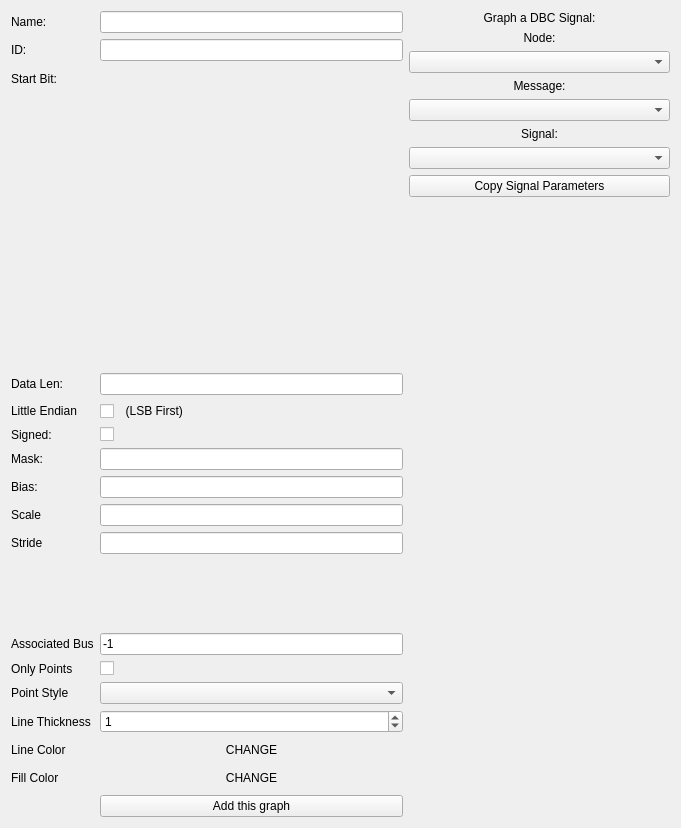
First picture: the form in ui/newgraphdialog.ui, repository collin80/SavvyCAN, before the edit.
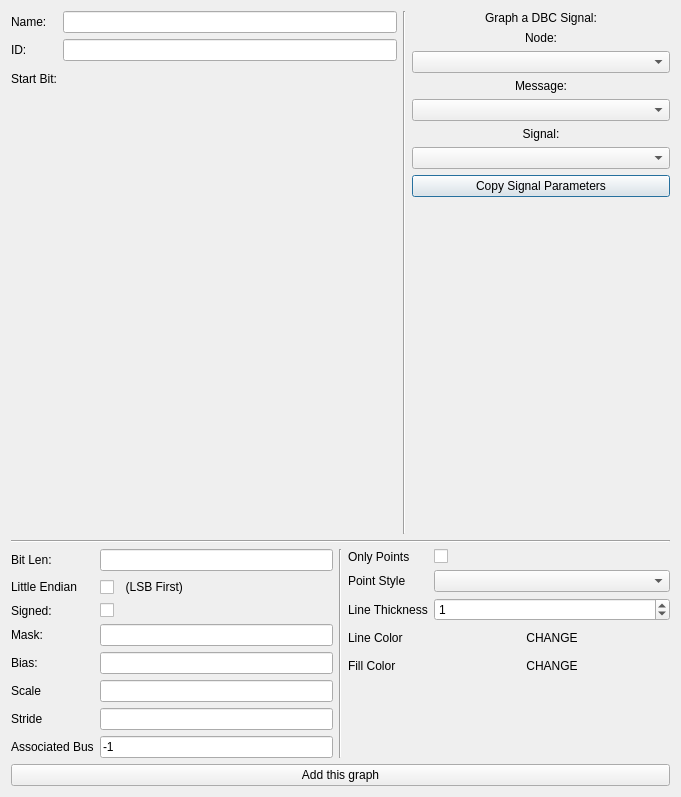
Second picture: the form after the edit. Custom widgets are drawn as their Qt base class.

Commit message: Rearrange new graph window so it fits on a 800 pixel tall screen

Diff of the .ui file:
```diff
--- a/ui/newgraphdialog.ui
+++ b/ui/newgraphdialog.ui
@@ -7,7 +7,7 @@
     <x>0</x>
     <y>0</y>
     <width>681</width>
-    <height>828</height>
+    <height>797</height>
    </rect>
   </property>
   <property name="windowTitle">
@@ -15,7 +15,7 @@
   </property>
   <layout class="QVBoxLayout" name="verticalLayout">
    <item>
-    <layout class="QHBoxLayout" name="horizontalLayout" stretch="3,2">
+    <layout class="QHBoxLayout" name="horizontalLayout" stretch="3,1,2">
      <item>
       <layout class="QFormLayout" name="formLayout">
        <item row="0" column="0">
@@ -49,8 +49,8 @@
         <widget class="CANDataGrid" name="gridData" native="true">
          <property name="minimumSize">
           <size>
-           <width>300</width>
-           <height>300</height>
+           <width>280</width>
+           <height>280</height>
           </size>
          </property>
          <property name="baseSize">
@@ -61,45 +61,171 @@
          </property>
         </widget>
        </item>
-       <item row="3" column="0">
+      </layout>
+     </item>
+     <item>
+      <widget class="Line" name="line_2">
+       <property name="orientation">
+        <enum>Qt::Vertical</enum>
+       </property>
+      </widget>
+     </item>
+     <item>
+      <layout class="QVBoxLayout" name="verticalLayout_3">
+       <item>
+        <widget class="QLabel" name="label_11">
+         <property name="sizePolicy">
+          <sizepolicy hsizetype="Preferred" vsizetype="Fixed">
+           <horstretch>0</horstretch>
+           <verstretch>0</verstretch>
+          </sizepolicy>
+         </property>
+         <property name="text">
+          <string>Graph a DBC Signal:</string>
+         </property>
+         <property name="alignment">
+          <set>Qt::AlignCenter</set>
+         </property>
+        </widget>
+       </item>
+       <item>
+        <widget class="QLabel" name="label_19">
+         <property name="text">
+          <string>Node:</string>
+         </property>
+         <property name="alignment">
+          <set>Qt::AlignCenter</set>
+         </property>
+        </widget>
+       </item>
+       <item>
+        <widget class="QComboBox" name="cbNodes"/>
+       </item>
+       <item>
+        <widget class="QLabel" name="label_9">
+         <property name="sizePolicy">
+          <sizepolicy hsizetype="Preferred" vsizetype="Fixed">
+           <horstretch>0</horstretch>
+           <verstretch>0</verstretch>
+          </sizepolicy>
+         </property>
+         <property name="text">
+          <string>Message:</string>
+         </property>
+         <property name="alignment">
+          <set>Qt::AlignCenter</set>
+         </property>
+        </widget>
+       </item>
+       <item>
+        <widget class="QComboBox" name="cbMessages"/>
+       </item>
+       <item>
+        <widget class="QLabel" name="label_10">
+         <property name="sizePolicy">
+          <sizepolicy hsizetype="Preferred" vsizetype="Fixed">
+           <horstretch>0</horstretch>
+           <verstretch>0</verstretch>
+          </sizepolicy>
+         </property>
+         <property name="text">
+          <string>Signal:</string>
+         </property>
+         <property name="alignment">
+          <set>Qt::AlignCenter</set>
+         </property>
+        </widget>
+       </item>
+       <item>
+        <widget class="QComboBox" name="cbSignals"/>
+       </item>
+       <item>
+        <widget class="QPushButton" name="btnCopySignal">
+         <property name="text">
+          <string>Copy Signal Parameters</string>
+         </property>
+        </widget>
+       </item>
+       <item>
+        <widget class="QLabel" name="lblMsgStatus">
+         <property name="font">
+          <font>
+           <pointsize>12</pointsize>
+           <bold>true</bold>
+          </font>
+         </property>
+         <property name="text">
+          <string/>
+         </property>
+        </widget>
+       </item>
+       <item>
+        <spacer name="verticalSpacer">
+         <property name="orientation">
+          <enum>Qt::Vertical</enum>
+         </property>
+         <property name="sizeHint" stdset="0">
+          <size>
+           <width>20</width>
+           <height>30</height>
+          </size>
+         </property>
+        </spacer>
+       </item>
+      </layout>
+     </item>
+    </layout>
+   </item>
+   <item>
+    <widget class="Line" name="line">
+     <property name="orientation">
+      <enum>Qt::Horizontal</enum>
+     </property>
+    </widget>
+   </item>
+   <item>
+    <layout class="QHBoxLayout" name="horizontalLayout_2" stretch="1,0,1">
+     <item>
+      <layout class="QFormLayout" name="formLayout_2">
+       <item row="0" column="0">
         <widget class="QLabel" name="label_14">
          <property name="text">
-          <string>Data Len:</string>
+          <string>Bit Len:</string>
          </property>
         </widget>
        </item>
-       <item row="3" column="1">
+       <item row="0" column="1">
         <widget class="QLineEdit" name="txtDataLen"/>
        </item>
-       <item row="4" column="0">
+       <item row="1" column="0">
         <widget class="QLabel" name="label_13">
          <property name="text">
           <string>Little Endian</string>
          </property>
         </widget>
        </item>
-       <item row="4" column="1">
+       <item row="1" column="1">
         <widget class="QCheckBox" name="cbIntel">
          <property name="text">
           <string>  (LSB First)</string>
          </property>
         </widget>
        </item>
-       <item row="5" column="0">
+       <item row="2" column="0">
         <widget class="QLabel" name="label_3">
          <property name="text">
           <string>Signed:</string>
          </property>
         </widget>
        </item>
-       <item row="5" column="1">
+       <item row="2" column="1">
         <widget class="QCheckBox" name="cbSigned">
          <property name="text">
           <string/>
          </property>
         </widget>
        </item>
-       <item row="6" column="0">
+       <item row="3" column="0">
         <widget class="QLabel" name="label_4">
          <property name="frameShape">
           <enum>QFrame::NoFrame</enum>
@@ -109,71 +235,96 @@
          </property>
         </widget>
        </item>
-       <item row="6" column="1">
+       <item row="3" column="1">
         <widget class="QLineEdit" name="txtMask"/>
        </item>
-       <item row="7" column="0">
+       <item row="4" column="0">
         <widget class="QLabel" name="label_5">
          <property name="text">
           <string>Bias:</string>
          </property>
         </widget>
        </item>
-       <item row="7" column="1">
+       <item row="4" column="1">
         <widget class="QLineEdit" name="txtBias"/>
        </item>
-       <item row="8" column="0">
+       <item row="5" column="0">
         <widget class="QLabel" name="label_6">
          <property name="text">
           <string>Scale</string>
          </property>
         </widget>
        </item>
-       <item row="8" column="1">
+       <item row="5" column="1">
         <widget class="QLineEdit" name="txtScale"/>
        </item>
-       <item row="9" column="0">
+       <item row="6" column="0">
         <widget class="QLabel" name="label_7">
          <property name="text">
           <string>Stride</string>
          </property>
         </widget>
        </item>
-       <item row="9" column="1">
+       <item row="6" column="1">
         <widget class="QLineEdit" name="txtStride"/>
        </item>
-       <item row="12" column="0">
+       <item row="7" column="0">
+        <widget class="QLabel" name="label_18">
+         <property name="text">
+          <string>Associated Bus</string>
+         </property>
+        </widget>
+       </item>
+       <item row="7" column="1">
+        <widget class="QLineEdit" name="editBus">
+         <property name="text">
+          <string>-1</string>
+         </property>
+        </widget>
+       </item>
+      </layout>
+     </item>
+     <item>
+      <widget class="Line" name="line_3">
+       <property name="orientation">
+        <enum>Qt::Vertical</enum>
+       </property>
+      </widget>
+     </item>
+     <item>
+      <layout class="QFormLayout" name="formLayout_3">
+       <item row="0" column="0">
         <widget class="QLabel" name="label_16">
          <property name="text">
           <string>Only Points</string>
          </property>
         </widget>
        </item>
-       <item row="12" column="1">
+       <item row="0" column="1">
         <widget class="QCheckBox" name="cbOnlyPoints">
          <property name="text">
           <string/>
          </property>
         </widget>
        </item>
-       <item row="13" column="0">
+       <item row="1" column="0">
         <widget class="QLabel" name="label_17">
          <property name="text">
           <string>Point Style</string>
          </property>
         </widget>
        </item>
-       <item row="13" column="1">
+       <item row="1" column="1">
         <widget class="QComboBox" name="coPointStyle"/>
        </item>
-       <item row="14" column="0">
+       <item row="2" column="0">
         <widget class="QLabel" name="label_15">
          <property name="text">
           <string>Line Thickness</string>
          </property>
         </widget>
        </item>
-       <item row="14" column="1">
+       <item row="2" column="1">
         <widget class="QSpinBox" name="spinLineWidth">
          <property name="maximum">
           <number>15</number>
@@ -183,14 +334,14 @@
          </property>
         </widget>
        </item>
-       <item row="15" column="0">
+       <item row="3" column="0">
         <widget class="QLabel" name="label_8">
          <property name="text">
           <string>Line Color</string>
          </property>
         </widget>
        </item>
-       <item row="15" column="1">
+       <item row="3" column="1">
         <widget class="QPushButton" name="colorSwatch">
          <property name="autoFillBackground">
           <bool>true</bool>
@@ -203,14 +354,14 @@
          </property>
         </widget>
        </item>
-       <item row="16" column="0">
+       <item row="4" column="0">
         <widget class="QLabel" name="label55">
          <property name="text">
           <string>Fill Color</string>
          </property>
         </widget>
        </item>
-       <item row="16" column="1">
+       <item row="4" column="1">
         <widget class="QPushButton" name="fillSwatch">
          <property name="autoFillBackground">
           <bool>true</bool>
@@ -223,148 +374,17 @@
          </property>
         </widget>
        </item>
-       <item row="17" column="1">
-        <widget class="QPushButton" name="btnAddGraph">
-         <property name="text">
-          <string>Add this graph</string>
-         </property>
-        </widget>
-       </item>
-       <item row="10" column="1">
-        <spacer name="verticalSpacer_2">
-         <property name="orientation">
-          <enum>Qt::Vertical</enum>
-         </property>
-         <property name="sizeHint" stdset="0">
-          <size>
-           <width>20</width>
-           <height>40</height>
-          </size>
-         </property>
-        </spacer>
-       </item>
-       <item row="11" column="0">
-        <widget class="QLabel" name="label_18">
-         <property name="text">
-          <string>Associated Bus</string>
-         </property>
-        </widget>
-       </item>
-       <item row="11" column="1">
-        <widget class="QLineEdit" name="editBus">
-         <property name="text">
-          <string>-1</string>
-         </property>
-        </widget>
-       </item>
-      </layout>
-     </item>
-     <item>
-      <layout class="QVBoxLayout" name="verticalLayout_3">
-       <item>
-        <widget class="QLabel" name="label_11">
-         <property name="sizePolicy">
-          <sizepolicy hsizetype="Preferred" vsizetype="Fixed">
-           <horstretch>0</horstretch>
-           <verstretch>0</verstretch>
-          </sizepolicy>
-         </property>
-         <property name="text">
-          <string>Graph a DBC Signal:</string>
-         </property>
-         <property name="alignment">
-          <set>Qt::AlignCenter</set>
-         </property>
-        </widget>
-       </item>
-       <item>
-        <widget class="QLabel" name="label_19">
-         <property name="text">
-          <string>Node:</string>
-         </property>
-         <property name="alignment">
-          <set>Qt::AlignCenter</set>
-         </property>
-        </widget>
-       </item>
-       <item>
-        <widget class="QComboBox" name="cbNodes"/>
-       </item>
-       <item>
-        <widget class="QLabel" name="label_9">
-         <property name="sizePolicy">
-          <sizepolicy hsizetype="Preferred" vsizetype="Fixed">
-           <horstretch>0</horstretch>
-           <verstretch>0</verstretch>
-          </sizepolicy>
-         </property>
-         <property name="text">
-          <string>Message:</string>
-         </property>
-         <property name="alignment">
-          <set>Qt::AlignCenter</set>
-         </property>
-        </widget>
-       </item>
-       <item>
-        <widget class="QComboBox" name="cbMessages"/>
-       </item>
-       <item>
-        <widget class="QLabel" name="label_10">
-         <property name="sizePolicy">
-          <sizepolicy hsizetype="Preferred" vsizetype="Fixed">
-           <horstretch>0</horstretch>
-           <verstretch>0</verstretch>
-          </sizepolicy>
-         </property>
-         <property name="text">
-          <string>Signal:</string>
-         </property>
-         <property name="alignment">
-          <set>Qt::AlignCenter</set>
-         </property>
-        </widget>
-       </item>
-       <item>
-        <widget class="QComboBox" name="cbSignals"/>
-       </item>
-       <item>
-        <widget class="QPushButton" name="btnCopySignal">
-         <property name="text">
-          <string>Copy Signal Parameters</string>
-         </property>
-        </widget>
-       </item>
-       <item>
-        <widget class="QLabel" name="lblMsgStatus">
-         <property name="font">
-          <font>
-           <pointsize>12</pointsize>
-           <bold>true</bold>
-          </font>
-         </property>
-         <property name="text">
-          <string/>
-         </property>
-        </widget>
-       </item>
-       <item>
-        <spacer name="verticalSpacer">
-         <property name="orientation">
-          <enum>Qt::Vertical</enum>
-         </property>
-         <property name="sizeHint" stdset="0">
-          <size>
-           <width>20</width>
-           <height>40</height>
-          </size>
-         </property>
-        </spacer>
-       </item>
       </layout>
      </item>
     </layout>
    </item>
+   <item>
+    <widget class="QPushButton" name="btnAddGraph">
+     <property name="text">
+      <string>Add this graph</string>
+     </property>
+    </widget>
+   </item>
   </layout>
  </widget>
  <customwidgets>
```
Left out of the diff: 13 changed lines with no effect on the pictures.
